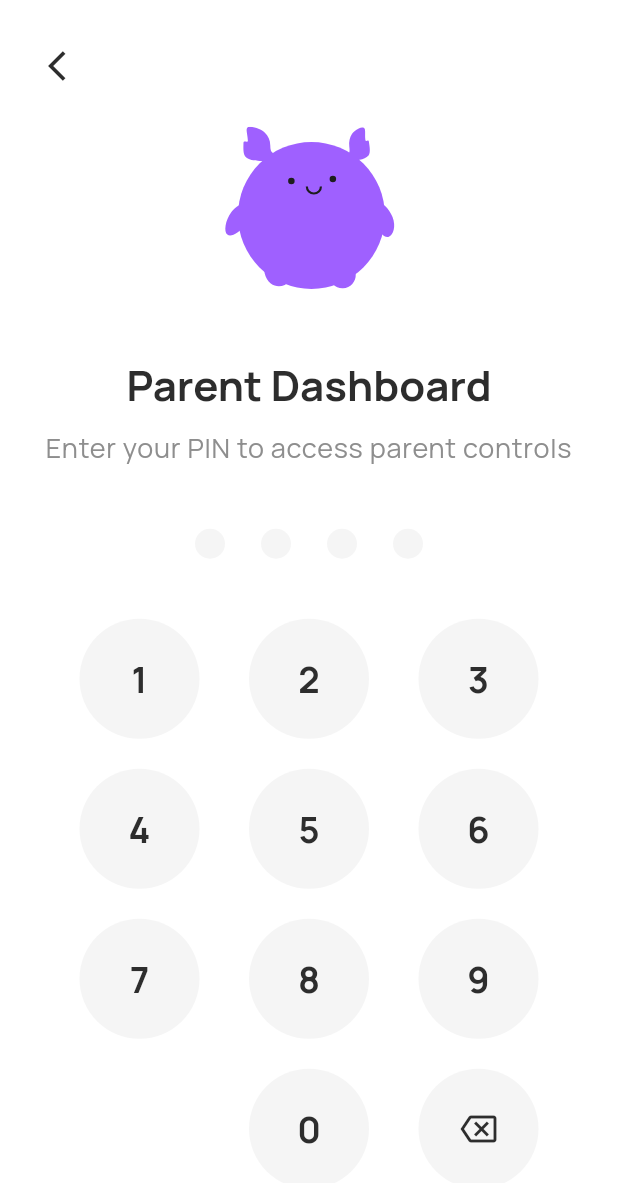
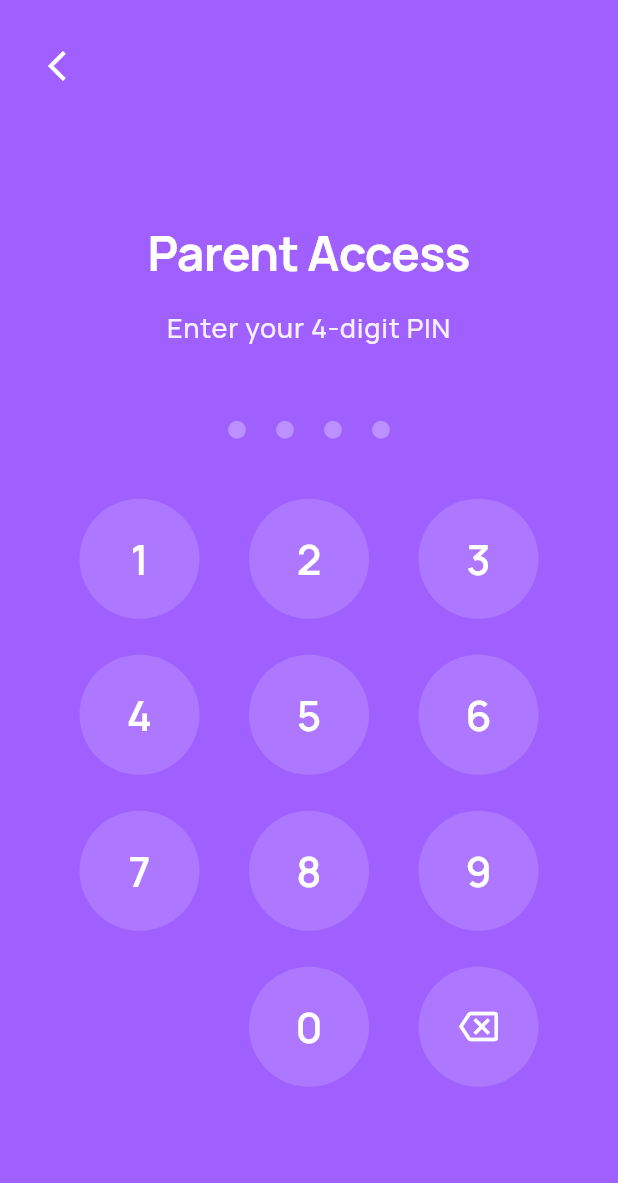
Before and after one commit to jberkovica/uol-fp, a Flutter app: the PinEntryScreen screen opened by its route, on a phone screen of 412 x 824 dp. Shown: the top 1183 px of the screen. Run offline on Flutter 3.47's test engine with Material 3 defaults, Android fonts, the phone set to English and light mode, and no system bars; our stand-ins replace audioplayers, firebase_core, flutter_dotenv, flutter_svg, google_fonts, image_picker and 2 more; accounts and stored records are empty; network calls fail.

Commit message:
Implement screen stack, improve parrent dashboard

```diff
--- a/app/lib/screens/child/profile_screen.dart
+++ b/app/lib/screens/child/profile_screen.dart
@@ -9,6 +9,7 @@ import '../../widgets/bottom_nav.dart';
 import '../../widgets/profile_avatar.dart';
 import '../../utils/page_transitions.dart';
 import '../child/child_home_screen.dart';
+import '../parent/pin_entry_screen.dart';
 
 class ProfileScreen extends StatefulWidget {
   final Kid? kid;
@@ -88,8 +89,10 @@ class _ProfileScreenState extends State<ProfileScreen> {
         Navigator.of(context).pop();
         break;
       case 2:
-        // Settings - navigate to parent dashboard
-        Navigator.pushNamed(context, '/parent-dashboard').then((_) {
+        // Settings - navigate to parent dashboard with slide RIGHT (from right to left)
+        Navigator.of(context).push(
+          SlideFromRightRoute(page: const PinEntryScreen()),
+        ).then((_) {
           // Reset navigation index when returning from settings
           setState(() {
             _currentNavIndex = 0;
--- a/app/lib/screens/parent/pin_entry_screen.dart
+++ b/app/lib/screens/parent/pin_entry_screen.dart
@@ -40,7 +40,7 @@ class _PinEntryScreenState extends State<PinEntryScreen> {
 
   void _validatePin() {
     if (_enteredPin == _correctPin) {
-      Navigator.pushNamed(context, '/parent-dashboard-main');
+      Navigator.pushReplacementNamed(context, '/parent-dashboard-main');
     } else {
       setState(() {
         _isError = true;
@@ -64,7 +64,7 @@ class _PinEntryScreenState extends State<PinEntryScreen> {
   @override
   Widget build(BuildContext context) {
     return Scaffold(
-      backgroundColor: AppTheme.whiteScreenBackground,
+      backgroundColor: AppColors.primary,
       body: SafeArea(
         child: Padding(
           padding: const EdgeInsets.all(20),
@@ -77,7 +77,7 @@ class _PinEntryScreenState extends State<PinEntryScreen> {
                     onPressed: () => Navigator.pop(context),
                     icon: const Icon(
                       Icons.arrow_back_ios,
-                      color: AppColors.textDark,
+                      color: AppColors.white,
                       size: 24,
                     ),
                   ),
@@ -88,33 +88,29 @@ class _PinEntryScreenState extends State<PinEntryScreen> {
                 child: Column(
                   mainAxisAlignment: MainAxisAlignment.center,
                   children: [
-                    // Character illustration
-                    SvgPicture.asset(
-                      AppAssets.miraReady,
-                      width: 120,
-                      height: 120,
-                      fit: BoxFit.contain,
-                    ),
-                    const SizedBox(height: 40),
-
                     // Title
                     Text(
-                      'Parent Dashboard',
-                      style: Theme.of(context).textTheme.displayMedium?.copyWith(
-                        fontWeight: FontWeight.bold,
+                      'Parent Access',
+                      style: Theme.of(context).textTheme.headlineLarge?.copyWith(
+                        fontWeight: FontWeight.w700,
+                        color: Colors.white,
+                        fontSize: 32,
+                        letterSpacing: -0.5,
                       ),
                     ),
-                    const SizedBox(height: 12),
+                    const SizedBox(height: 16),
 
                     // Subtitle
                     Text(
-                      'Enter your PIN to access parent controls',
+                      'Enter your 4-digit PIN',
                       style: Theme.of(context).textTheme.bodyLarge?.copyWith(
-                        color: AppColors.textGrey,
+                        color: Colors.white.withValues(alpha: 0.9),
+                        fontSize: 18,
+                        fontWeight: FontWeight.w500,
                       ),
                       textAlign: TextAlign.center,
                     ),
-                    const SizedBox(height: 40),
+                    const SizedBox(height: 48),
 
                     // PIN dots
                     _buildPinDots(),
@@ -138,17 +134,14 @@ class _PinEntryScreenState extends State<PinEntryScreen> {
       children: List.generate(4, (index) {
         bool isFilled = index < _enteredPin.length;
         return Container(
-          margin: const EdgeInsets.symmetric(horizontal: 12),
-          width: 20,
-          height: 20,
+          margin: const EdgeInsets.symmetric(horizontal: 10),
+          width: 12,
+          height: 12,
           decoration: BoxDecoration(
             shape: BoxShape.circle,
             color: _isError
-                ? Colors.red.withValues(alpha: 0.3)
-                : (isFilled ? AppColors.primary : AppColors.lightGrey),
-            border: _isError
-                ? Border.all(color: Colors.red, width: 2)
-                : null,
+                ? Colors.red
+                : (isFilled ? Colors.white : Colors.white.withValues(alpha: 0.3)),
           ),
         );
       }),
@@ -167,7 +160,7 @@ class _PinEntryScreenState extends State<PinEntryScreen> {
             _buildNumberButton('3'),
           ],
         ),
-        const SizedBox(height: 20),
+        const SizedBox(height: 24),
 
         // Row 2: 4, 5, 6
         Row(
@@ -178,7 +171,7 @@ class _PinEntryScreenState extends State<PinEntryScreen> {
             _buildNumberButton('6'),
           ],
         ),
-        const SizedBox(height: 20),
+        const SizedBox(height: 24),
 
         // Row 3: 7, 8, 9
         Row(
@@ -189,7 +182,7 @@ class _PinEntryScreenState extends State<PinEntryScreen> {
             _buildNumberButton('9'),
           ],
         ),
-        const SizedBox(height: 20),
+        const SizedBox(height: 24),
 
         // Row 4: empty, 0, delete
         Row(
@@ -209,7 +202,7 @@ class _PinEntryScreenState extends State<PinEntryScreen> {
       width: 80,
       height: 80,
       decoration: BoxDecoration(
-        color: AppColors.lightGrey,
+        color: Colors.white.withValues(alpha: 0.15),
         borderRadius: BorderRadius.circular(40),
       ),
       child: Material(
@@ -221,7 +214,10 @@ class _PinEntryScreenState extends State<PinEntryScreen> {
             child: Text(
               number,
               style: Theme.of(context).textTheme.headlineLarge?.copyWith(
-                fontWeight: FontWeight.bold,
+                fontWeight: FontWeight.w600,
+                color: Colors.white,
+                fontSize: 28,
+                height: 1.0,
               ),
             ),
           ),
@@ -235,7 +231,7 @@ class _PinEntryScreenState extends State<PinEntryScreen> {
       width: 80,
       height: 80,
       decoration: BoxDecoration(
-        color: AppColors.lightGrey,
+        color: Colors.white.withValues(alpha: 0.15),
         borderRadius: BorderRadius.circular(40),
       ),
       child: Material(
@@ -246,8 +242,8 @@ class _PinEntryScreenState extends State<PinEntryScreen> {
           child: const Center(
             child: Icon(
               Icons.backspace_outlined,
-              color: AppColors.textDark,
-              size: 24,
+              color: Colors.white,
+              size: 26,
             ),
           ),
         ),
```
Also changed, not shown: app/lib/constants/app_theme.dart (+22 -0 lines), app/lib/screens/child/child_home_screen.dart (+7 -4 lines), app/lib/screens/parent/parent_dashboard_main.dart (+255 -167 lines), app/lib/utils/page_transitions.dart (+25 -9 lines), 1 other file.
